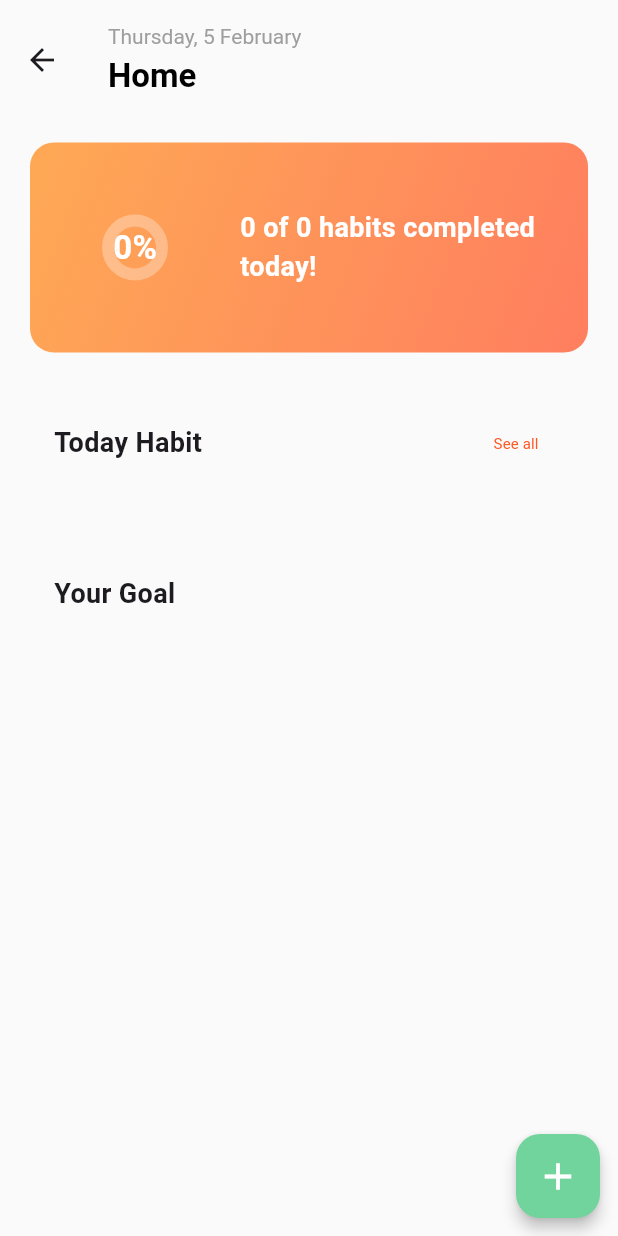
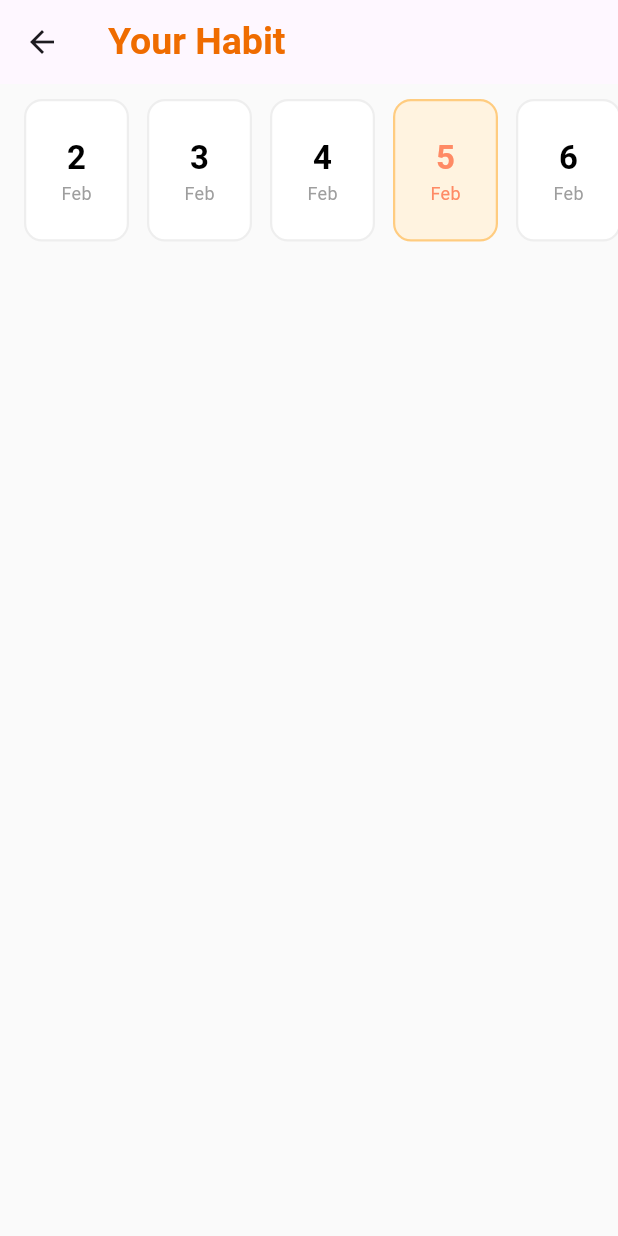
Before and after one commit to Kiyanjr/Habit-tracker, a Flutter app: the HabitsScreen screen opened directly, after a tap on "See all", on a phone screen of 412 x 824 dp. Run offline on Flutter 3.47's test engine with Material 3 defaults, Android fonts, the phone set to English and light mode, and no system bars; our stand-ins replace firebase_auth, firebase_core, shared_preferences; accounts and stored records are empty.

Commit message:
See all button from habit section has been added

```diff
--- a/lib/habit/models/date.model.dart
+++ b/lib/habit/models/date.model.dart
@@ -1,9 +1,18 @@
 import 'package:intl/intl.dart';
-
 class DateModel {
   String getFormattedDate() {
     DateTime now = DateTime.now();
-    String formattedDate = DateFormat('EEEE, d MMMM').format(now);
-    return formattedDate;
+    return DateFormat('EEEE, d MMMM').format(now);
+  }
+
+  // DAynamic lis for  week days
+  List<DateTime> getWeekDays() {
+    DateTime now = DateTime.now();
+    //   Creating list 3 days Befor and After the slecte days
+    return List.generate(7, (index) => now.subtract(Duration(days: 3 - index)));
+  }
+
+  String getMonthName(DateTime date) {
+    return DateFormat('MMM').format(date);
   }
 }
--- /dev/null
+++ b/lib/habit/screens/all_habits_screen.dart
@@ -0,0 +1,184 @@
+import 'package:flutter/gestures.dart';
+import 'package:flutter/material.dart';
+import 'package:habit_tracker/habit/models/date.model.dart';
+import 'package:habit_tracker/habit/provider/habit_provider.dart';
+import 'package:habit_tracker/theme/colors.dart';
+import 'package:provider/provider.dart';
+
+class AllHabitsScreen extends StatefulWidget {
+  const AllHabitsScreen({super.key});
+
+  @override
+  State<StatefulWidget> createState() {
+    return _AllHabitsScreenState();
+  }
+}
+
+class _AllHabitsScreenState extends State<AllHabitsScreen> {
+  @override
+  Widget build(BuildContext context) {
+    return Scaffold(
+      backgroundColor: AppColors.background,
+      appBar: AppBar(
+        title: const Text(
+          'Your Habit',
+          style: TextStyle(
+            fontSize: 25,
+            fontWeight: FontWeight.bold,
+            color: AppColors.accentText,
+          ),
+        ),
+      ),
+      body: Column(
+        children: [
+          const SizedBox(height: 10),
+          // Calling Calender
+          _customCalender(),
+          // Calling Habits section
+          Expanded(
+            child: Consumer<HabitProvider>(
+              builder: (context, provider, child) {
+                final filtredHabits = provider.habits;
+                return ListView.builder(
+                  itemCount: filtredHabits.length,
+                  padding: const EdgeInsets.all(16),
+                  itemBuilder: (context, index) {
+                    final habit = filtredHabits[index];
+                    return Container(
+                      margin: const EdgeInsets.only(bottom: 12),
+                      padding: const EdgeInsets.symmetric(
+                        horizontal: 16,
+                        vertical: 8,
+                      ),
+                      decoration: BoxDecoration(
+                        color: habit.isCompleted
+                            ? const Color(0xFFE8F5E9)
+                            : Colors.white,
+                        borderRadius: BorderRadius.circular(15),
+                        boxShadow: [
+                          BoxShadow(
+                            color: Colors.black.withOpacity(0.05),
+                            blurRadius: 10,
+                          ),
+                        ],
+                      ),
+                      child: ListTile(
+                        contentPadding: EdgeInsets.zero,
+                        title: Text(
+                          habit.title,
+                          style: TextStyle(
+                            color: habit.isCompleted
+                              ? const Color(0xFF2E7D32)
+                              : Colors.black87,
+                            decoration: habit.isCompleted
+                                ? TextDecoration.lineThrough
+                                : null,
+                          ),
+                        ),
+                        trailing: Row(
+                          mainAxisSize: MainAxisSize.min,
+                          children: [
+                            IconButton(
+                              onPressed: (){
+                              provider.toggleHabitStatus(index);
+                              },
+                              icon: Icon(
+                                habit.isCompleted
+                                    ? Icons.check_box
+                                    : Icons.check_box_outline_blank,
+                                color: habit.isCompleted
+                                    ? Colors.green
+                                    : Colors.grey,
+                              ),
+                            ),
+                            //  3 dots icon for edit or delete
+                            IconButton(
+                              icon: const Icon(Icons.more_vert),
+                              onPressed: () {
+                                // اینجا منوی حذف و ادیت را باز می‌کنیم
+                              },
+                            ),
+                          ],
+                        ),
+                      ),
+                    );
+                  },
+                );
+              },
+            ),
+          ),
+        ],
+      ),
+    );
+  }
+
+  Widget _customCalender() {
+    final DateModel dateLogic = DateModel();
+    DateTime selectedDate = DateTime.now();
+
+    // Recalling days from our datemodel method
+    List<DateTime> weekDays = List.generate(7, (index) {
+      return DateTime.now().subtract(Duration(days: 3 - index));
+    });
+    return SizedBox(
+      height: 95,
+      child: ListView.builder(
+        scrollDirection: Axis.horizontal,
+        itemCount: weekDays.length,
+        padding: const EdgeInsets.symmetric(horizontal: 16),
+        itemBuilder: (context, index) {
+          DateTime dayDate = weekDays[index];
+          // checking if the current card is selected or not
+          bool isSelected =
+              dayDate.year == selectedDate.year &&
+              dayDate.month == selectedDate.month &&
+              dayDate.day == selectedDate.day;
+
+          return GestureDetector(
+            onTap: () {
+              setState(() {
+                selectedDate = dayDate; // updating the date
+              });
+            },
+            child: Container(
+              width: 70,
+              margin: const EdgeInsets.only(right: 12),
+              decoration: BoxDecoration(
+                color: isSelected ? const Color(0xFFFFF3E0) : Colors.white,
+                borderRadius: BorderRadius.circular(12),
+                border: Border.all(
+                  color: isSelected
+                      ? const Color(0xFFFFCC80)
+                      : Colors.grey.shade200,
+                  width: 1.5,
+                ),
+              ),
+              child: Column(
+                mainAxisAlignment: MainAxisAlignment.center,
+                children: [
+                  Text(
+                    "${dayDate.day}",
+                    style: TextStyle(
+                      fontSize: 22,
+                      fontWeight: FontWeight.bold,
+                      color: isSelected
+                          ? const Color(0xFFFF8A65)
+                          : Colors.black,
+                    ),
+                  ),
+                  Text(
+                    dateLogic.getMonthName(dayDate),
+                    style: TextStyle(
+                      fontSize: 12,
+                      color: isSelected ? const Color(0xFFFF8A65) : Colors.grey,
+                    ),
+                  ),
+                ],
+              ),
+            ),
+          );
+        },
+      ),
+    );
+  }
+}
--- a/lib/habit/widgets/habit_items.dart
+++ b/lib/habit/widgets/habit_items.dart
@@ -50,7 +50,7 @@ class HabitItem extends StatelessWidget {
             ),
             // Visual feedback icon
             Icon(
-              completed ? Icons.check_box_outline_blank_rounded : Icons.check_box_rounded,
+              completed ?  Icons.check_box_rounded : Icons.check_box_outline_blank_rounded,
               color: completed ? Colors.green : Colors.grey,
             ),
           ],
--- a/lib/habit/widgets/todays_habit_section.dart
+++ b/lib/habit/widgets/todays_habit_section.dart
@@ -1,5 +1,6 @@
 import 'package:flutter/material.dart';
 import 'package:habit_tracker/habit/provider/habit_provider.dart';
+import 'package:habit_tracker/habit/screens/all_habits_screen.dart';
 import 'package:habit_tracker/habit/widgets/habit_items.dart';
 import 'package:habit_tracker/theme/colors.dart';
 import 'package:provider/provider.dart';
@@ -36,7 +37,13 @@ class TodaysHabitSection extends StatelessWidget {
               Spacer(),
               // BUTTON
               TextButton(
-                onPressed: () {},
+                onPressed: () {
+                  Navigator.push(
+                    context,
+                    MaterialPageRoute(builder: (context) => AllHabitsScreen()),
+                  );
+                },
+
                 child: Text(
                   'See all',
                   style: TextStyle(
@@ -54,8 +61,9 @@ class TodaysHabitSection extends StatelessWidget {
               context,
               listen: false,
             ).habits.length,
-            shrinkWrap: true,//<---- list expands as muvh as it self
-            physics: const NeverScrollableScrollPhysics(),  //<---- it helps scrolling in main page dont face a challaneg
+            shrinkWrap: true, //<---- list expands as muvh as it self
+            physics:
+                const NeverScrollableScrollPhysics(), //<---- it helps scrolling in main page dont face a challaneg
             itemBuilder: (context, index) {
               final habit = Provider.of<HabitProvider>(context).habits[index];
               return HabitItem(
--- a/lib/main.dart
+++ b/lib/main.dart
@@ -16,6 +16,7 @@ void main() async {
       providers: [
         ChangeNotifierProvider(create: (context) => UserProvider()),
         ChangeNotifierProvider(create: (context) => HabitProvider()),
+        ChangeNotifierProvider.value(value: habitProvider),
       ],
       child: MyApp(),
     ),
```
Also changed, not shown: lib/habit/provider/habit_provider.dart (+22 -11 lines).
